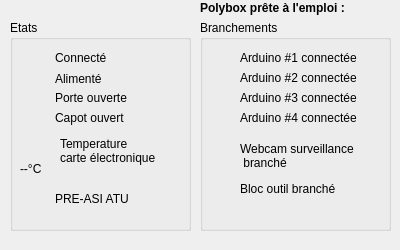
polybox3d/polybox, file src/Checker/GlobalChecker.ui: the form before one commit.
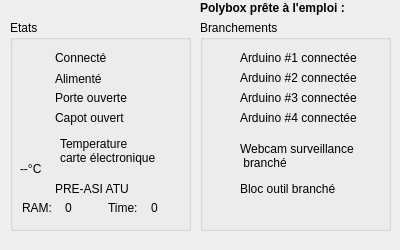
The form after the commit. Icons and pictures are not drawn. Custom widgets are drawn as their Qt base class.

Commit message: Handle keepAlive with firmware. Update Console() handler Display RAM and uptime

```diff
--- a/src/Checker/GlobalChecker.ui
+++ b/src/Checker/GlobalChecker.ui
@@ -380,7 +380,7 @@
     <property name="geometry">
      <rect>
       <x>45</x>
-      <y>170</y>
+      <y>160</y>
       <width>91</width>
       <height>17</height>
      </rect>
@@ -393,7 +393,7 @@
     <property name="geometry">
      <rect>
       <x>15</x>
-      <y>170</y>
+      <y>160</y>
       <width>15</width>
       <height>15</height>
      </rect>
@@ -440,6 +440,82 @@
      <string>Connecté</string>
     </property>
    </widget>
+   <widget class="QWidget" name="">
+    <property name="geometry">
+     <rect>
+      <x>10</x>
+      <y>180</y>
+      <width>169</width>
+      <height>16</height>
+     </rect>
+    </property>
+    <layout class="QGridLayout" name="gridLayout">
+     <item row="0" column="0">
+      <widget class="QLabel" name="label_10">
+       <property name="maximumSize">
+        <size>
+         <width>35</width>
+         <height>16777215</height>
+        </size>
+       </property>
+       <property name="text">
+        <string>RAM:</string>
+       </property>
+      </widget>
+     </item>
+     <item row="0" column="1">
+      <widget class="QLabel" name="ramValue">
+       <property name="minimumSize">
+        <size>
+         <width>35</width>
+         <height>0</height>
+        </size>
+       </property>
+       <property name="maximumSize">
+        <size>
+         <width>35</width>
+         <height>16777215</height>
+        </size>
+       </property>
+       <property name="text">
+        <string>0</string>
+       </property>
+      </widget>
+     </item>
+     <item row="0" column="2">
+      <widget class="QLabel" name="uptimeLabel">
+       <property name="maximumSize">
+        <size>
+         <width>35</width>
+         <height>16777215</height>
+        </size>
+       </property>
+       <property name="text">
+        <string>Time: </string>
+       </property>
+      </widget>
+     </item>
+     <item row="0" column="3">
+      <widget class="QLabel" name="uptime">
+       <property name="minimumSize">
+        <size>
+         <width>35</width>
+         <height>0</height>
+        </size>
+       </property>
+       <property name="maximumSize">
+        <size>
+         <width>35</width>
+         <height>16777215</height>
+        </size>
+       </property>
+       <property name="text">
+        <string>0</string>
+       </property>
+      </widget>
+     </item>
+    </layout>
+   </widget>
   </widget>
   <widget class="QLabel" name="label_11">
    <property name="geometry">
```
The commit also changes 14 other files.
